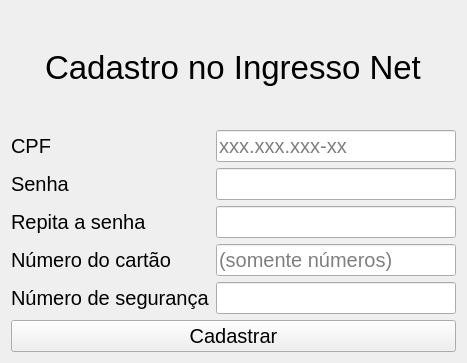
Qt form src/signupwindow.ui (MatTerra/IngressoNet) before a commit.
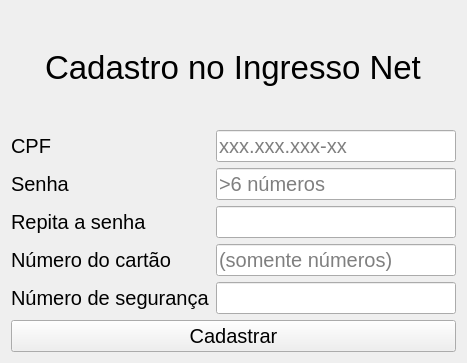
The same form after that commit.

Commit message: Created methods to simplify code and avoid repeated code; Implemented validators on inputs for security reasons; improved registration error handling

Patch:
```diff
--- a/src/signupwindow.ui
+++ b/src/signupwindow.ui
@@ -80,6 +80,9 @@
        <property name="echoMode">
         <enum>QLineEdit::PasswordEchoOnEdit</enum>
        </property>
+       <property name="placeholderText">
+        <string>&gt;6 números</string>
+       </property>
       </widget>
      </item>
      <item row="3" column="1">
```
Left out of the diff: 2 changed lines with no effect on the pictures. The commit also changes 2 other files.
